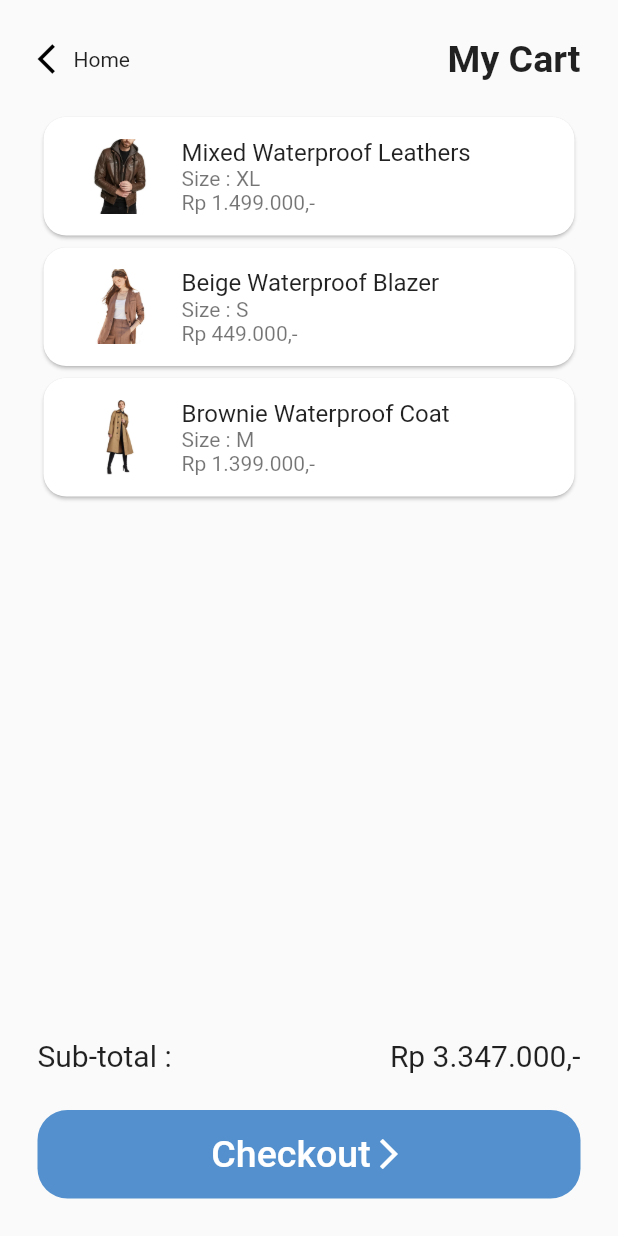
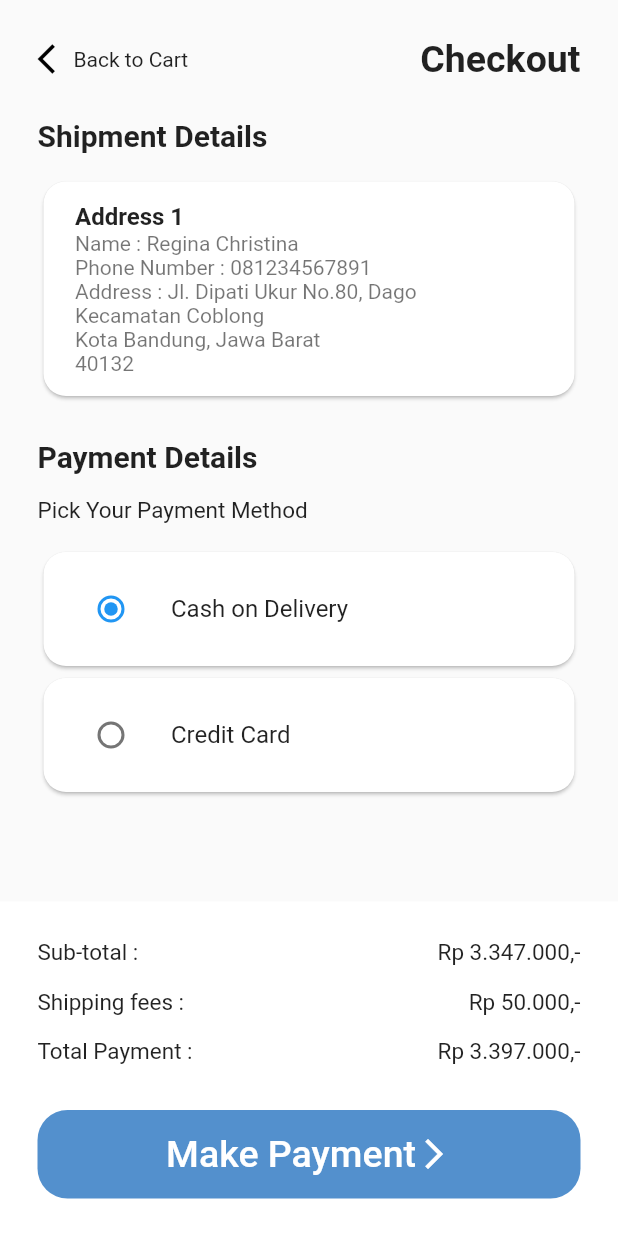
Before and after one commit to bryantach06/impervius, a Flutter app: the CartPage screen opened by its route, after a tap on "Checkout", on a phone screen of 412 x 824 dp. Run offline on Flutter 3.47's test engine with Material 2 defaults, Android fonts, the phone set to English and light mode, and no system bars; our stand-ins replace animated_splash_screen, lottie, page_transition.

Commit message:
checkout + thankyou page

```diff
--- a/lib/main_pages/cart.dart
+++ b/lib/main_pages/cart.dart
@@ -1,4 +1,5 @@
 import 'package:flutter/material.dart';
+import 'package:impervius/main_pages/checkout.dart';
 import 'package:impervius/main_pages/main_home.dart';
 
 class CartPage extends StatefulWidget {
@@ -14,8 +15,11 @@ class _CartPageState extends State<CartPage> {
   @override
   Widget build(BuildContext context) {
     return Scaffold(
+      backgroundColor: Colors.grey[200],
       body: SafeArea(
-        child: Padding(
+        child: Column(
+          children: [
+            Padding(
               padding: const EdgeInsets.all(25),
               child: Column(
                 children: [
@@ -103,47 +107,6 @@ class _CartPageState extends State<CartPage> {
                       ),
                     ),
                   ),
-              const Spacer(),
-              Container(
-                child: Column(
-                  children: [
-                    Row(
-                      mainAxisAlignment: MainAxisAlignment.spaceBetween,
-                      children: const [
-                        Text('Sub-total :', style: TextStyle(fontSize: 20),),
-                        Text('Rp 3.347.000,-', style: TextStyle(fontSize: 20),),
-                      ],
-                    ),
-                    const SizedBox(height: 25,),
-                    TextButton(
-                      onPressed: () {},
-                      style: ButtonStyle(
-                        backgroundColor: MaterialStateProperty.all(
-                          const Color(0xff5390cd),
-                        ),
-                        padding:
-                        const MaterialStatePropertyAll(EdgeInsets.all(15)),
-                        shape:
-                        MaterialStateProperty.all<RoundedRectangleBorder>(
-                          RoundedRectangleBorder(
-                            borderRadius: BorderRadius.circular(20),
-                          ),
-                        ),
-                      ),
-                      child: Row(
-                        mainAxisAlignment: MainAxisAlignment.center,
-                        children: const [
-                          Text(
-                            'Checkout',
-                            style: TextStyle(fontSize: 25, color: Colors.white),
-                          ),
-                          Icon(Icons.arrow_forward_ios, color: Colors.white,)
-                        ],
-                      ),
-                    ),
-                  ],
-                )
-              ),
                   // Card(
                   //   shape: RoundedRectangleBorder(
                   //     borderRadius: BorderRadius.circular(15),
@@ -189,6 +152,55 @@ class _CartPageState extends State<CartPage> {
                 ],
               ),
             ),
+            const Spacer(),
+            Container(
+                decoration: const BoxDecoration(color: Colors.white),
+                child: Padding(
+                  padding: const EdgeInsets.all(25),
+                  child: Column(
+                    children: [
+                      Row(
+                        mainAxisAlignment: MainAxisAlignment.spaceBetween,
+                        children: const [
+                          Text('Sub-total :', style: TextStyle(fontSize: 20),),
+                          Text('Rp 3.347.000,-', style: TextStyle(fontSize: 20),),
+                        ],
+                      ),
+                      const SizedBox(height: 25,),
+                      TextButton(
+                        onPressed: () {
+                          Navigator.pushNamed(context, CheckoutPage.id);
+                        },
+                        style: ButtonStyle(
+                          backgroundColor: MaterialStateProperty.all(
+                            const Color(0xff5390cd),
+                          ),
+                          padding:
+                          const MaterialStatePropertyAll(EdgeInsets.all(15)),
+                          shape:
+                          MaterialStateProperty.all<RoundedRectangleBorder>(
+                            RoundedRectangleBorder(
+                              borderRadius: BorderRadius.circular(20),
+                            ),
+                          ),
+                        ),
+                        child: Row(
+                          mainAxisAlignment: MainAxisAlignment.center,
+                          children: const [
+                            Text(
+                              'Checkout',
+                              style: TextStyle(fontSize: 25, color: Colors.white),
+                            ),
+                            Icon(Icons.arrow_forward_ios, color: Colors.white,)
+                          ],
+                        ),
+                      ),
+                    ],
+                  ),
+                )
+            ),
+          ],
+        ),
       ),
     );
   }
--- /dev/null
+++ b/lib/main_pages/checkout.dart
@@ -0,0 +1,214 @@
+import 'package:flutter/material.dart';
+import 'package:impervius/main_pages/cart.dart';
+import 'package:impervius/main_pages/thankyou.dart';
+
+enum PaymentMethod { cod, credit }
+
+class CheckoutPage extends StatefulWidget {
+  const CheckoutPage({Key? key}) : super(key: key);
+
+  static String id = 'checkout_page';
+
+  @override
+  State<CheckoutPage> createState() => _CheckoutPageState();
+}
+
+PaymentMethod? _paymentMethod = PaymentMethod.cod;
+
+class _CheckoutPageState extends State<CheckoutPage> {
+  @override
+  Widget build(BuildContext context) {
+    return Scaffold(
+      body: SafeArea(
+        child: Column(
+          children: [
+            Padding(
+              padding: const EdgeInsets.all(25),
+              child: Column(
+                crossAxisAlignment: CrossAxisAlignment.start,
+                children: [
+                  Row(
+                    mainAxisAlignment: MainAxisAlignment.spaceBetween,
+                    children: [
+                      GestureDetector(
+                        onTap: () {
+                          Navigator.pushNamed(context, CartPage.id);
+                        },
+                        child: Row(
+                          mainAxisAlignment: MainAxisAlignment.start,
+                          children: const [
+                            Icon(
+                              Icons.arrow_back_ios,
+                              color: Colors.black,
+                            ),
+                            Text('Back to Cart'),
+                          ],
+                        ),
+                      ),
+                      const Text(
+                        'Checkout',
+                        style: TextStyle(fontSize: 25, fontWeight: FontWeight.bold),
+                      ),
+                    ],
+                  ),
+                  const SizedBox(
+                    height: 25,
+                  ),
+                  const Text(
+                    'Shipment Details',
+                    style: TextStyle(fontSize: 20, fontWeight: FontWeight.bold),
+                    // textAlign: TextAlign.left,
+                  ),
+                  const SizedBox(
+                    height: 15,
+                  ),
+                  Card(
+                    shape: RoundedRectangleBorder(
+                      borderRadius: BorderRadius.circular(15),
+                    ),
+                    child: const Padding(
+                      padding:
+                          EdgeInsets.only(left: 5, top: 10, bottom: 10, right: 10),
+                      child: ListTile(
+                        title: Text(
+                          'Address 1',
+                          style: TextStyle(fontWeight: FontWeight.bold),
+                        ),
+                        subtitle: Text(
+                            'Name : Regina Christina\nPhone Number : 081234567891\nAddress : Jl. Dipati Ukur No.80, Dago\nKecamatan Coblong\nKota Bandung, Jawa Barat\n40132'),
+                      ),
+                    ),
+                  ),
+                  const SizedBox(
+                    height: 25,
+                  ),
+                  const Text(
+                    'Payment Details',
+                    style: TextStyle(fontSize: 20, fontWeight: FontWeight.bold),
+                    // textAlign: TextAlign.left,
+                  ),
+                  const SizedBox(
+                    height: 15,
+                  ),
+                  const Text(
+                    'Pick Your Payment Method',
+                    style: TextStyle(fontSize: 15),
+                    // textAlign: TextAlign.left,
+                  ),
+                  const SizedBox(
+                    height: 15,
+                  ),
+                  Card(
+                    shape: RoundedRectangleBorder(
+                      borderRadius: BorderRadius.circular(15),
+                    ),
+                    child: Padding(
+                      padding: const EdgeInsets.only(
+                          left: 5, top: 10, bottom: 10, right: 10),
+                      child: ListTile(
+                        title: const Text('Cash on Delivery'),
+                        leading: Radio<PaymentMethod>(
+                          value: PaymentMethod.cod,
+                          groupValue: _paymentMethod,
+                          onChanged: (PaymentMethod? value) {
+                            setState(() {
+                              _paymentMethod = value;
+                            });
+                          },
+                        ),
+                      ),
+                    ),
+                  ),
+                  Card(
+                    shape: RoundedRectangleBorder(
+                      borderRadius: BorderRadius.circular(15),
+                    ),
+                    child: Padding(
+                      padding: const EdgeInsets.only(
+                          left: 5, top: 10, bottom: 10, right: 10),
+                      child: ListTile(
+                        title: const Text('Credit Card'),
+                        leading: Radio<PaymentMethod>(
+                          value: PaymentMethod.credit,
+                          groupValue: _paymentMethod,
+                          onChanged: (PaymentMethod? value) {
+                            setState(() {
+                              _paymentMethod = value;
+                            });
+                          },
+                        ),
+                      ),
+                    ),
+                  ),
+                ],
+              ),
+            ),
+            const Spacer(),
+            Container(
+                decoration: const BoxDecoration(color: Colors.white),
+                child: Padding(
+                  padding: const EdgeInsets.all(25),
+                  child: Column(
+                    children: [
+                      Row(
+                        mainAxisAlignment: MainAxisAlignment.spaceBetween,
+                        children: const [
+                          Text('Sub-total :', style: TextStyle(fontSize: 15),),
+                          Text('Rp 3.347.000,-', style: TextStyle(fontSize: 15),),
+                        ],
+                      ),
+                      const SizedBox(height: 15,),
+                      Row(
+                        mainAxisAlignment: MainAxisAlignment.spaceBetween,
+                        children: const [
+                          Text('Shipping fees :', style: TextStyle(fontSize: 15),),
+                          Text('Rp 50.000,-', style: TextStyle(fontSize: 15),),
+                        ],
+                      ),
+                      const SizedBox(height: 15,),
+                      Row(
+                        mainAxisAlignment: MainAxisAlignment.spaceBetween,
+                        children: const [
+                          Text('Total Payment :', style: TextStyle(fontSize: 15),),
+                          Text('Rp 3.397.000,-', style: TextStyle(fontSize: 15),),
+                        ],
+                      ),
+                      const SizedBox(height: 30,),
+                      TextButton(
+                        onPressed: () {
+                          Navigator.pushNamed(context, ThankyouPage.id);
+                        },
+                        style: ButtonStyle(
+                          backgroundColor: MaterialStateProperty.all(
+                            const Color(0xff5390cd),
+                          ),
+                          padding:
+                          const MaterialStatePropertyAll(EdgeInsets.all(15)),
+                          shape:
+                          MaterialStateProperty.all<RoundedRectangleBorder>(
+                            RoundedRectangleBorder(
+                              borderRadius: BorderRadius.circular(20),
+                            ),
+                          ),
+                        ),
+                        child: Row(
+                          mainAxisAlignment: MainAxisAlignment.center,
+                          children: const [
+                            Text(
+                              'Make Payment',
+                              style: TextStyle(fontSize: 25, color: Colors.white),
+                            ),
+                            Icon(Icons.arrow_forward_ios, color: Colors.white,)
+                          ],
+                        ),
+                      ),
+                    ],
+                  ),
+                ),
+            ),
+          ],
+        ),
+      ),
+    );
+  }
+}
```
Also changed, not shown: lib/main.dart (+11 -9 lines), lib/main_pages/home_screen.dart (+7 -6 lines), lib/main_pages/thankyou.dart (added, +55 -0 lines). Lines whose indentation alone changed are shown as unchanged.
